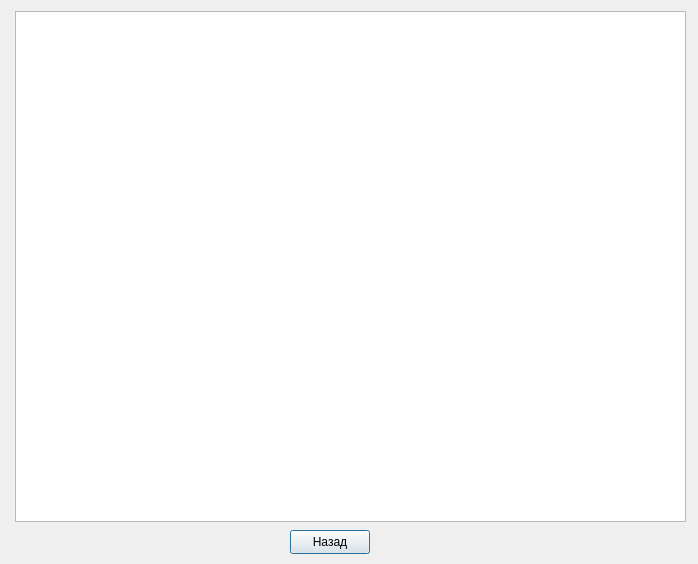
This is table.ui in artik0811/ud_kursach as Qt 5 draws it before an edit. The edited form follows.
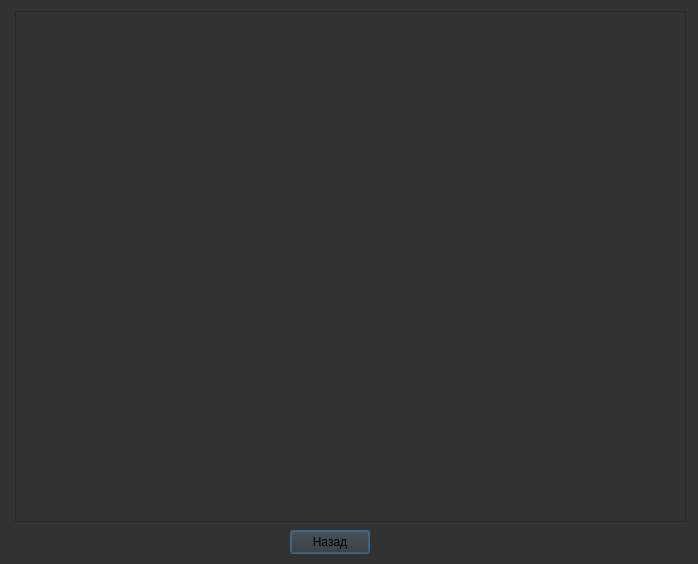
This is the edited form.

What changed in the file:
```diff
--- a/table.ui
+++ b/table.ui
@@ -13,6 +13,9 @@
   <property name="windowTitle">
    <string>Dialog</string>
   </property>
+  <property name="styleSheet">
+   <string notr="true">background-color: rgb(50,50,50)</string>
+  </property>
   <widget class="QPushButton" name="pushButton">
    <property name="geometry">
     <rect>
```
